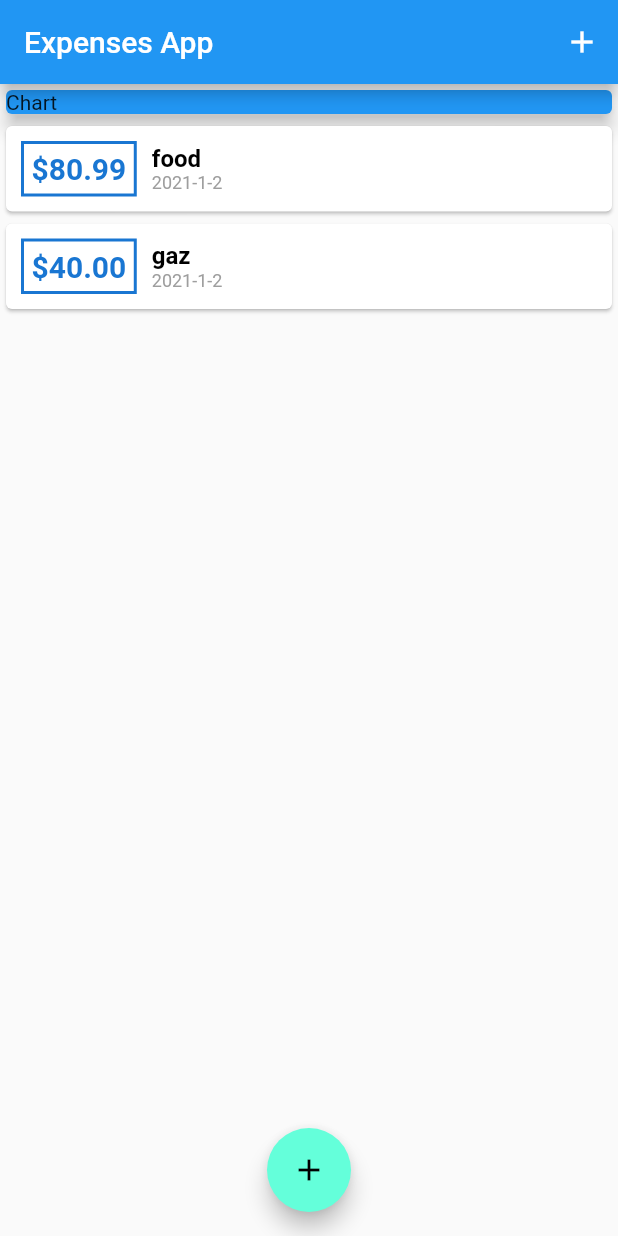
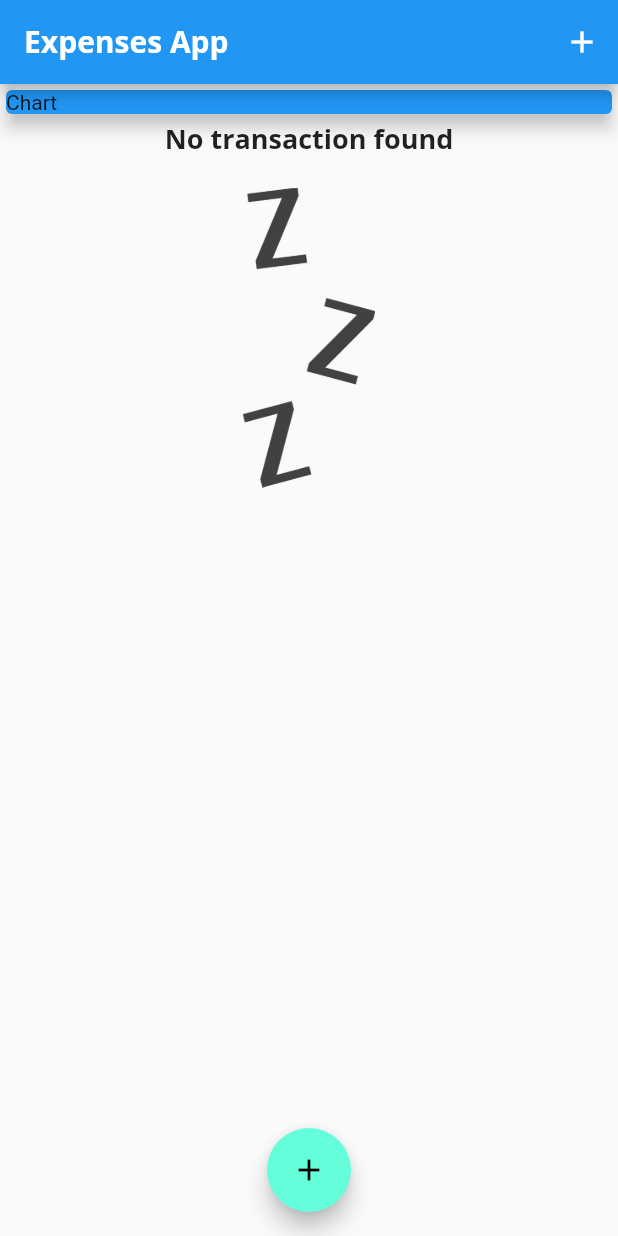
Before and after one commit to mohaBz/ExpensesApp, a Flutter app: the screen it shows after launch, on a phone screen of 412 x 824 dp. Run offline on Flutter 3.47's test engine with Material 2 defaults, Android fonts, the phone set to English and light mode, and no system bars.

Commit message:
styling empty transaction list

```diff
--- a/lib/main.dart
+++ b/lib/main.dart
@@ -1,3 +1,4 @@
+import 'dart:ui';
 import 'dart:wasm';
 
 import 'package:ExpensesApp/widgets/new_transaction.dart';
@@ -19,6 +20,23 @@ class MyApp extends StatelessWidget {
           primarySwatch: Colors.blue,
           accentColor: Colors.tealAccent,
           visualDensity: VisualDensity.adaptivePlatformDensity,
+          fontFamily: 'Quicksand',
+          textTheme: ThemeData.light().textTheme.copyWith(
+                headline6: TextStyle(
+                  fontFamily: 'OpenSans',
+                  fontWeight: FontWeight.bold,
+                  fontSize: 18,
+                ),
+              ),
+          appBarTheme: AppBarTheme(
+            textTheme: ThemeData.light().textTheme.copyWith(
+                  headline6: TextStyle(
+                    fontFamily: 'OpenSans',
+                    fontWeight: FontWeight.bold,
+                    fontSize: 20,
+                  ),
+                ),
+          ),
         ),
         home: MyHomePage());
   }
@@ -30,10 +48,7 @@ class MyHomePage extends StatefulWidget {
 }
 
 class _MyHomePageState extends State<MyHomePage> {
-  final List<transaction> _userTransactions = [
-    transaction(title: 'food', amount: 80.99, id: 'id1', date: DateTime.now()),
-    transaction(title: 'gaz', amount: 40.00, id: 'id2', date: DateTime.now()),
-  ];
+  final List<transaction> _userTransactions = [];
   void _addNewTransaction(String title, double amount) {
     final newTransaction = transaction(
       title: title,
--- a/lib/widgets/transactionList.dart
+++ b/lib/widgets/transactionList.dart
@@ -9,7 +9,26 @@ class transactionList extends StatelessWidget {
   Widget build(BuildContext context) {
     return Container(
       height: 300,
-      child: ListView.builder(
+      child: _userTransactions.isEmpty
+          ? Column(
+              children: [
+                Text(
+                  'No transaction found',
+                  style: Theme.of(context).textTheme.headline6,
+                ),
+                Container(
+                  margin: EdgeInsets.only(
+                    top: 20,
+                  ),
+                  height: 200,
+                  child: Image.asset(
+                    'assets/images/waiting.png',
+                    fit: BoxFit.contain,
+                  ),
+                )
+              ],
+            )
+          : ListView.builder(
               itemBuilder: (context, index) {
                 return Card(
                   child: Row(
@@ -37,11 +56,7 @@ class transactionList extends StatelessWidget {
                         children: <Widget>[
                           Text(
                             _userTransactions[index].title,
-                      style: TextStyle(
-                        color: Colors.black,
-                        fontWeight: FontWeight.bold,
-                        fontSize: 16,
-                      ),
+                            style: Theme.of(context).textTheme.headline6,
                           ),
                           Text(
                             _userTransactions[index].date.year.toString() +
```
Also changed, not shown: pubspec.yaml (+13 -9 lines), assets/fonts/OpenSans-Bold.ttf (added), assets/fonts/OpenSans-Regular.ttf (added), assets/fonts/Quicksand-Bold.ttf (added), assets/fonts/Quicksand-Light.ttf (added), assets/fonts/Quicksand-Medium.ttf (added), assets/fonts/Quicksand-Regular.ttf (added), assets/images/waiting.png (added). Lines whose indentation alone changed are shown as unchanged.
